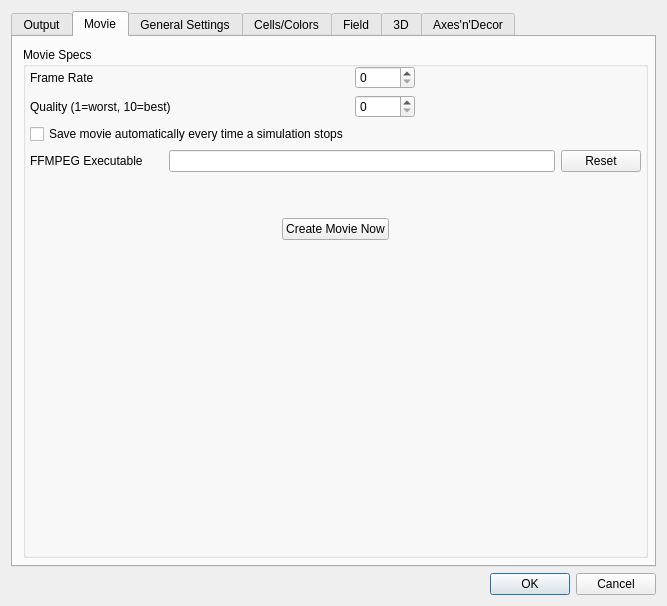
Above: cc3d/player5/Configuration/cc3D_prefs.ui from CompuCell3D/cc3d-player5 before the change. Below: the same form after it.
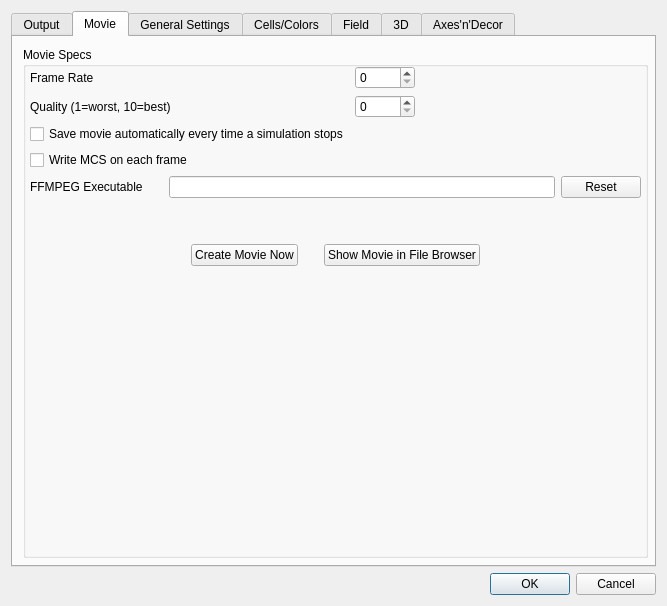
That is the form after the change. The open tabs and pages were chosen to show the change.

Commit message: Added tool tips to UI file

```diff
--- a/cc3d/player5/Configuration/cc3D_prefs.ui
+++ b/cc3d/player5/Configuration/cc3D_prefs.ui
@@ -688,6 +688,16 @@
                </property>
               </widget>
              </item>
+             <item row="3" column="0">
+              <widget class="QCheckBox" name="writeMCSCheckbox">
+               <property name="toolTip">
+                <string>&lt;html&gt;&lt;head/&gt;&lt;body&gt;&lt;p&gt;Displays the current Monte Carlo Step in the video (recommended, but movies take longer to create)&lt;/p&gt;&lt;/body&gt;&lt;/html&gt;</string>
+               </property>
+               <property name="text">
+                <string>Write MCS on each frame</string>
+               </property>
+              </widget>
+             </item>
             </layout>
            </item>
            <item>
@@ -795,6 +805,32 @@
              </property>
             </widget>
            </item>
+           <item>
+            <spacer name="horizontalSpacer_29">
+             <property name="orientation">
+              <enum>Qt::Horizontal</enum>
+             </property>
+             <property name="sizeType">
+              <enum>QSizePolicy::Preferred</enum>
+             </property>
+             <property name="sizeHint" stdset="0">
+              <size>
+               <width>20</width>
+               <height>20</height>
+              </size>
+             </property>
+            </spacer>
+           </item>
+           <item>
+            <widget class="QPushButton" name="showMovieInFileExplorerButton">
+             <property name="toolTip">
+              <string>&lt;html&gt;&lt;head/&gt;&lt;body&gt;&lt;p&gt;Opens the file browser to the simulation directory where a movie has most recently been created&lt;/p&gt;&lt;/body&gt;&lt;/html&gt;</string>
+             </property>
+             <property name="text">
+              <string>Show Movie in File Browser</string>
+             </property>
+            </widget>
+           </item>
            <item>
             <spacer name="horizontalSpacer_34">
              <property name="orientation">
```
Left out of the diff: 32 changed lines with no effect on the pictures.
